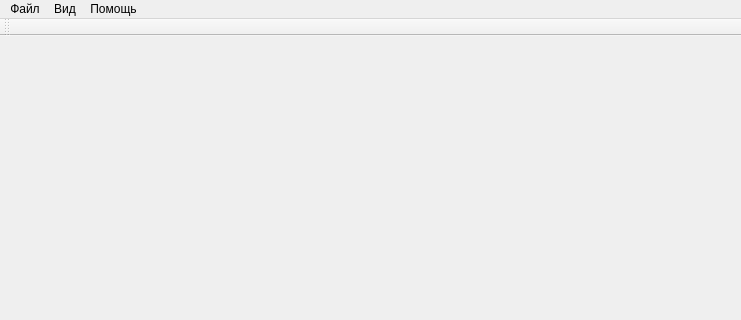
The window that mainwindow.ui (GoliathUA/Qt_Duckling-Viewer) describes before a commit, drawn with Qt 5; both pictures show x 0 to 741 and y 0 to 320 of the 741 by 573 pixel window.
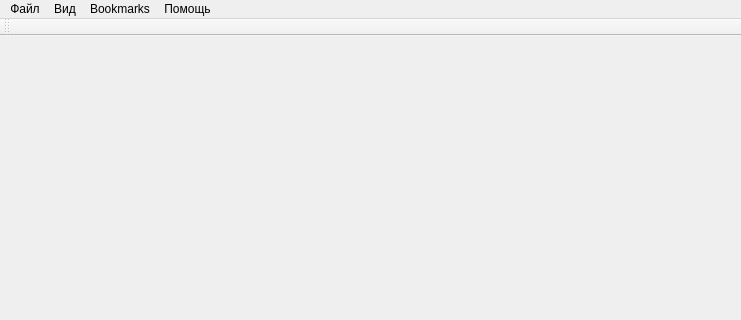
The same window after the commit. Icons and pictures are not drawn.

```diff
--- a/mainwindow.ui
+++ b/mainwindow.ui
@@ -18,7 +18,25 @@
     <normaloff>:/images/title.png</normaloff>:/images/title.png</iconset>
   </property>
   <property name="styleSheet">
-   <string notr="true">QTabBar::tab { width: 200px; height: 20px; }</string>
+   <string notr="true">QTabBar::tab { 
+width: 200px; height: 20px; 
+ background: qlineargradient(spread:pad, x0:0, y1:1, x1:0, y1:0, stop:0 #bad7f9, stop:1 #a1c7f5);
+border-right:1px solid #788aa3;
+border-top:1px solid #788aa3;
+border-left:1px solid #788aa3;
+border-top-right-radius: 10px;
+border-top-left-radius: 10px;
+}
+
+QTabBar::tab:selected {
+width: 200px; height: 20px; 
+ background: qlineargradient(spread:pad, x0:0, y1:1, x1:0, y1:0, stop:0 #ffffff, stop:1 #f7f8f8);
+border-right:1px solid #788aa3;
+border-top:1px solid #788aa3;
+border-left:1px solid #788aa3;
+border-top-right-radius: 6px;
+border-top-left-radius: 6px;
+}</string>
   </property>
   <widget class="QWidget" name="centralWidget"/>
   <widget class="QMenuBar" name="menuBar">
@@ -48,10 +66,16 @@
     </property>
     <addaction name="actionOn_line"/>
     <addaction name="separator"/>
-    <addaction name="action_3"/>
+    <addaction name="aboutItem"/>
+   </widget>
+   <widget class="QMenu" name="menuBookmarks">
+    <property name="title">
+     <string>Bookmarks</string>
+    </property>
    </widget>
    <addaction name="menu"/>
    <addaction name="viewTopMenu"/>
+   <addaction name="menuBookmarks"/>
    <addaction name="menu_3"/>
   </widget>
   <widget class="QToolBar" name="mainToolBar">
```
Left out of the diff: 24 changed lines with no effect on the pictures.
